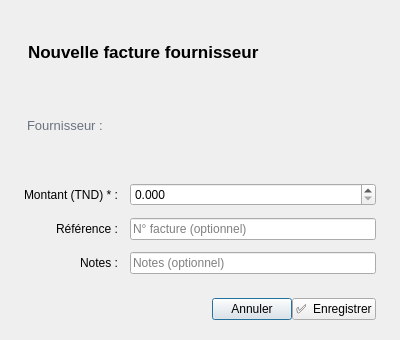
First picture: the form in app/ui/invoice_dialog.ui, repository Arafat-029/storemanager-pro, before the edit.
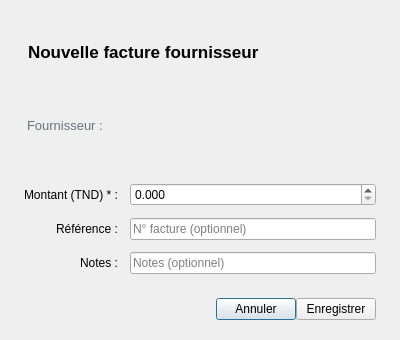
Second picture: the form after the edit. Custom widgets are drawn as their Qt base class.

The edit to the form file:
```diff
--- a/app/ui/invoice_dialog.ui
+++ b/app/ui/invoice_dialog.ui
@@ -65,7 +65,7 @@
      </item>
      <item>
       <widget class="QPushButton" name="btnOk">
-       <property name="text"><string>✅  Enregistrer</string></property>
+       <property name="text"><string>Enregistrer</string></property>
       </widget>
      </item>
     </layout>
```
